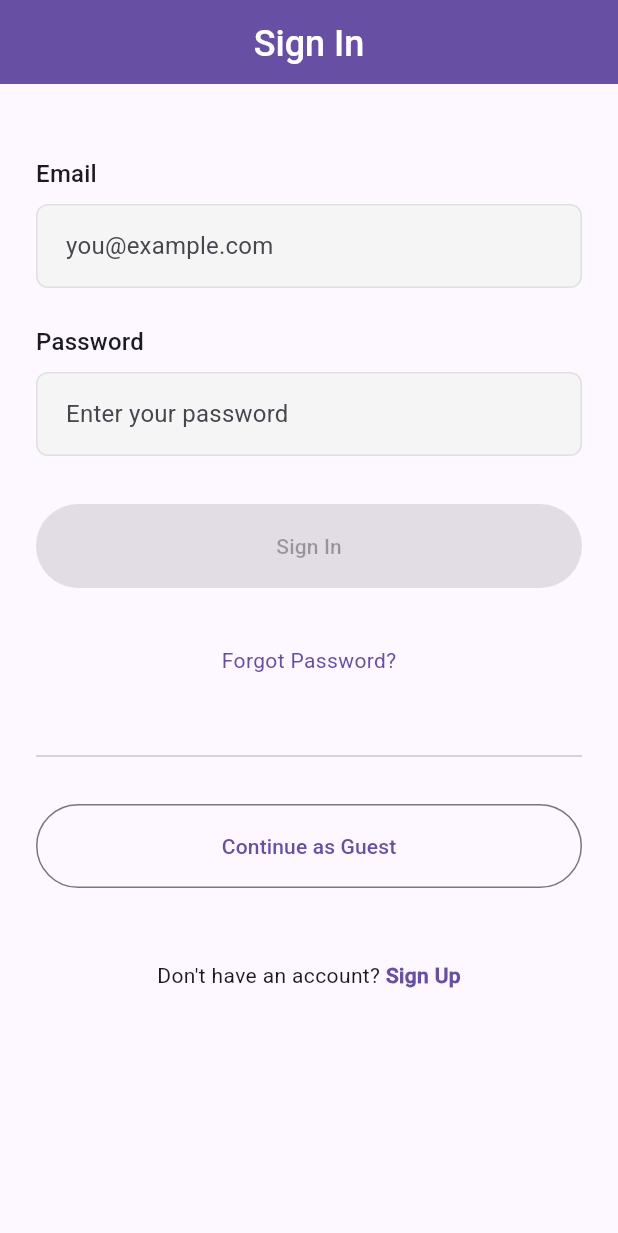
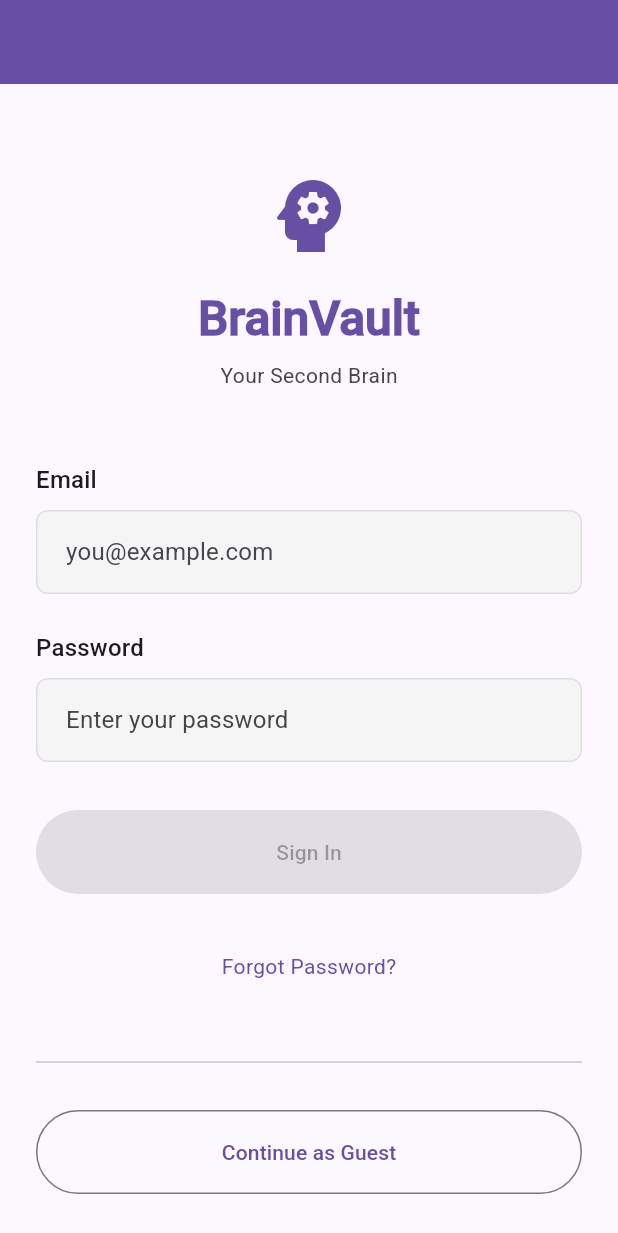
Before and after one commit to AvishkaGihan/brainvault-rag-mobile, a Flutter app: the screen it shows after launch, on a phone screen of 412 x 824 dp. Shown: the top 1233 px of the screen. Run offline on Flutter 3.47's test engine with Material 3 defaults, Android fonts, the phone set to English and light mode, and no system bars; our stand-ins replace cloud_firestore, dio, firebase_auth, firebase_core, flutter_riverpod, go_router; accounts and stored records are empty; generated files the repository leaves out were written again.

Commit message:
Add logo and text to login page

```diff
--- a/mobile/lib/features/auth/presentation/screens/login_screen.dart
+++ b/mobile/lib/features/auth/presentation/screens/login_screen.dart
@@ -42,15 +42,45 @@ class _LoginScreenState extends ConsumerState<LoginScreen> {
     }
 
     return Scaffold(
-      appBar: AppBar(title: const Text('Sign In'), elevation: 0),
+      appBar: AppBar(elevation: 0),
       body: SingleChildScrollView(
         child: SafeArea(
           child: Padding(
             padding: const EdgeInsets.all(24.0),
             child: Column(
-              crossAxisAlignment: CrossAxisAlignment.start,
+              crossAxisAlignment: CrossAxisAlignment.center,
               children: [
-                const SizedBox(height: 24),
+                const SizedBox(height: 32),
+
+                // Logo
+                Icon(
+                  Icons.psychology,
+                  size: 64,
+                  color: Theme.of(context).colorScheme.primary,
+                ),
+
+                const SizedBox(height: 16),
+
+                // App Title
+                Text(
+                  'BrainVault',
+                  style: Theme.of(context).textTheme.headlineLarge?.copyWith(
+                    color: Theme.of(context).colorScheme.primary,
+                    fontWeight: FontWeight.bold,
+                  ),
+                ),
+
+                const SizedBox(height: 8),
+
+                // Tagline
+                Text(
+                  'Your Second Brain',
+                  style: Theme.of(context).textTheme.bodyMedium?.copyWith(
+                    color: Theme.of(context).colorScheme.onSurfaceVariant,
+                  ),
+                ),
+
+                const SizedBox(height: 48),
 
                 // Login form
                 const AuthForm(mode: AuthFormMode.login),
```
